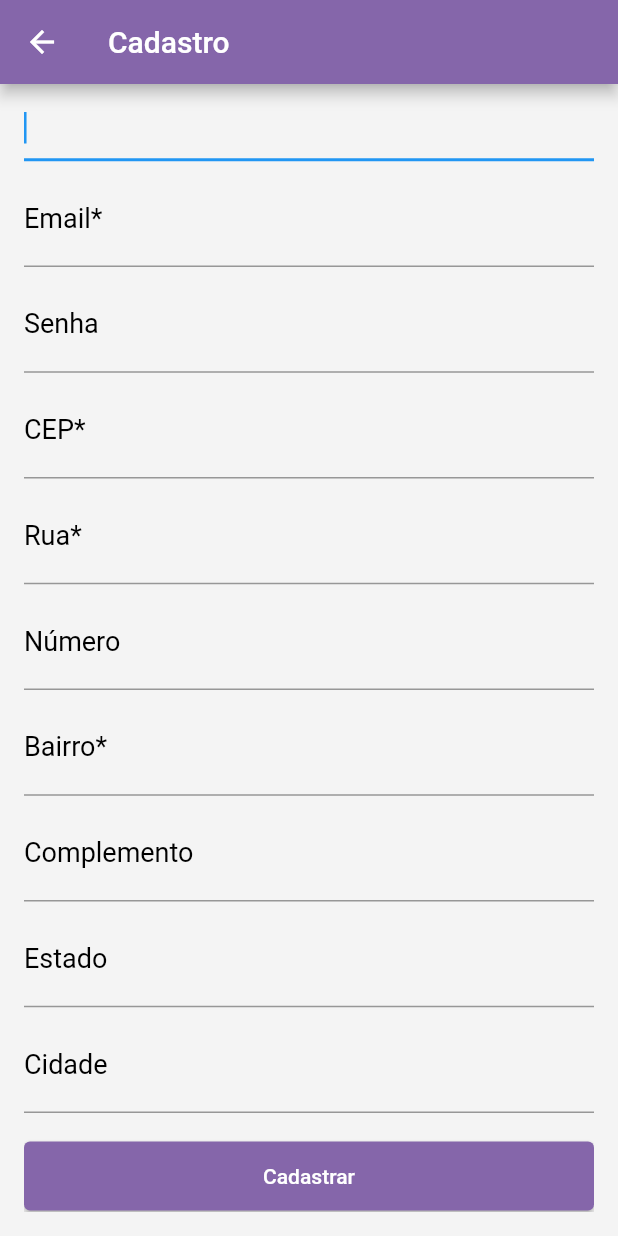
After one commit to marianaalucena/ClubeWinx_frontend, a Flutter app: the PaginaCadastro screen opened directly, scrolled down 102 dp, after a tap on "Cadastrar", on a phone screen of 412 x 824 dp. The commit adds this screen. Run offline on Flutter 3.47's test engine with Material 2 defaults, Android fonts, the phone set to English and light mode, and no system bars.

Commit message:
Iniciando a pagina de Cadastro

```diff
--- /dev/null
+++ b/homemate/lib/PaginaCadastro.dart
@@ -0,0 +1,213 @@
+import 'package:flutter/material.dart';
+
+class PaginaCadastro extends StatefulWidget {
+  @override
+  _PaginaCadastroState createState() => _PaginaCadastroState();
+}
+
+class _PaginaCadastroState extends State<PaginaCadastro> {
+
+  //cria uma chave global que identifica unicamente o Form
+  final _chaveFormulario = GlobalKey<FormState>();
+
+  @override
+  Widget build(BuildContext context) {
+    return Scaffold(
+      backgroundColor: Color.fromRGBO(244, 244, 244, 5),
+      appBar: AppBar(
+        title: Text("Cadastro"),
+        backgroundColor: Color.fromRGBO(133, 102, 170, 4),
+      ),
+      body: Container(
+        padding: EdgeInsets.all(16.0),
+        child: SingleChildScrollView(
+          child: Column(
+            crossAxisAlignment: CrossAxisAlignment.stretch,
+            children: <Widget>[
+              Padding(
+                padding: const EdgeInsets.symmetric(vertical: 20.0),
+                child: RichText(
+                  textAlign: TextAlign.center,
+                  text: TextSpan(
+                    text: 'Home',
+                    style: TextStyle(color: Color.fromRGBO(133, 102, 170, 4), fontSize: 30, fontWeight: FontWeight.bold),
+                    children: <TextSpan>[
+                      TextSpan(text: 'mate', style: TextStyle(fontWeight: FontWeight.bold, color: Color.fromRGBO(142, 198, 197, 4),)),
+                    ],
+                  ),
+                ),
+              ),
+              // CircleAvatar(
+              //   radius: 100,
+              //   backgroundImage: NetworkImage(""),
+              // )
+              Form(
+                key: _chaveFormulario,
+                child: Column(
+                  crossAxisAlignment: CrossAxisAlignment.start,
+                  children: <Widget>[
+                    Padding(
+                      padding: const EdgeInsets.only(bottom: 8.0),
+                      child: TextField(
+                        autofocus: true,
+                        keyboardType: TextInputType.text,
+                        style: TextStyle(
+                            color: Color.fromRGBO(105, 131, 170, 2), fontSize: 18),
+                        decoration: InputDecoration(
+                          labelText: "Nome*",
+                          labelStyle: TextStyle(color: Colors.black),
+                        ),
+                      ),
+                    ),
+                    Padding(
+                      padding: const EdgeInsets.only(bottom: 8.0),
+                      child: TextField(
+                        autofocus: true,
+                        keyboardType: TextInputType.text,
+                        style: TextStyle(
+                            color: Color.fromRGBO(105, 131, 170, 2), fontSize: 18),
+                        decoration: InputDecoration(
+                          labelText: "Email*",
+                          labelStyle: TextStyle(color: Colors.black),
+                        ),
+                      ),
+                    ),
+                    Padding(
+                      padding: const EdgeInsets.only(bottom: 8.0),
+                      child: TextField(
+                        autofocus: true,
+                        obscureText: true,
+                        keyboardType: TextInputType.visiblePassword,
+                        style: TextStyle(
+                            color: Color.fromRGBO(105, 131, 170, 2), fontSize: 18),
+                        decoration: InputDecoration(
+                          labelText: "Senha",
+                          labelStyle: TextStyle(color: Colors.black),
+                        ),
+                      ),
+                    ),
+                    Padding(
+                      padding: const EdgeInsets.only(bottom: 8.0),
+                      child: TextField(
+                        autofocus: true,
+                        keyboardType: TextInputType.visiblePassword,
+                        style: TextStyle(
+                            color: Color.fromRGBO(105, 131, 170, 2), fontSize: 18),
+                        decoration: InputDecoration(
+                          labelText: "CEP*",
+                          labelStyle: TextStyle(color: Colors.black),
+                        ),
+                      ),
+                    ),
+                    Padding(
+                      padding: const EdgeInsets.only(bottom: 8.0),
+                      child: TextField(
+                        autofocus: true,
+                        keyboardType: TextInputType.visiblePassword,
+                        style: TextStyle(
+                            color: Color.fromRGBO(105, 131, 170, 2), fontSize: 18),
+                        decoration: InputDecoration(
+                          labelText: "Rua*",
+                          labelStyle: TextStyle(color: Colors.black),
+                        ),
+                      ),
+                    ),
+                    Padding(
+                      padding: const EdgeInsets.only(bottom: 8.0),
+                      child: TextField(
+                        autofocus: true,
+                        keyboardType: TextInputType.visiblePassword,
+                        style: TextStyle(
+                            color: Color.fromRGBO(105, 131, 170, 2), fontSize: 18),
+                        decoration: InputDecoration(
+                          labelText: "Número",
+                          labelStyle: TextStyle(color: Colors.black),
+                        ),
+                      ),
+                    ),
+                    Padding(
+                      padding: const EdgeInsets.only(bottom: 8.0),
+                      child: TextField(
+                        autofocus: true,
+                        keyboardType: TextInputType.visiblePassword,
+                        style: TextStyle(
+                            color: Color.fromRGBO(105, 131, 170, 2), fontSize: 18),
+                        decoration: InputDecoration(
+                          labelText: "Bairro*",
+                          labelStyle: TextStyle(color: Colors.black),
+                        ),
+                      ),
+                    ),
+                    Padding(
+                      padding: const EdgeInsets.only(bottom: 8.0),
+                      child: TextField(
+                        autofocus: true,
+                        keyboardType: TextInputType.visiblePassword,
+                        style: TextStyle(
+                            color: Color.fromRGBO(105, 131, 170, 2), fontSize: 18),
+                        decoration: InputDecoration(
+                          labelText: "Complemento",
+                          labelStyle: TextStyle(color: Colors.black),
+                        ),
+                      ),
+                    ),
+                    Padding(
+                      padding: const EdgeInsets.only(bottom: 8.0),
+                      child: TextField(
+                        autofocus: true,
+                        keyboardType: TextInputType.visiblePassword,
+                        style: TextStyle(
+                            color: Color.fromRGBO(105, 131, 170, 2), fontSize: 18),
+                        decoration: InputDecoration(
+                          labelText: "Estado",
+                          labelStyle: TextStyle(color: Colors.black),
+                        ),
+                      ),
+                    ),
+                    Padding(
+                      padding: const EdgeInsets.only(bottom: 8.0),
+                      child: TextField(
+                        autofocus: true,
+                        keyboardType: TextInputType.visiblePassword,
+                        style: TextStyle(
+                            color: Color.fromRGBO(105, 131, 170, 2), fontSize: 18),
+                        decoration: InputDecoration(
+                          labelText: "Cidade",
+                          labelStyle: TextStyle(color: Colors.black),
+                        ),
+                      ),
+                    ),
+                    Padding(
+                      padding: const EdgeInsets.only(top: 10.0),
+                      child: Row(
+                        children: [
+                          Expanded(
+                            child: ElevatedButton(
+                              style: ButtonStyle(
+                                backgroundColor: MaterialStateProperty.all<Color>(Color.fromRGBO(133, 102, 170, 4)),
+                              ),
+                              onPressed: () {},
+                              child: Padding(
+                                padding: const EdgeInsets.symmetric(vertical: 15.0),
+                                child: Text("Cadastrar",
+                                  textAlign: TextAlign.center,
+                                  style: TextStyle(
+                                    color: Colors.white,
+                                  ),
+                                ),
+                              ),
+                            ),
+                          ),
+                        ],
+                      ),
+                    )
+                  ],
+                ),
+              ),
+            ],
+          ),
+        ),
+      )
+    );
+  }
+}
--- a/homemate/lib/main.dart
+++ b/homemate/lib/main.dart
@@ -5,6 +5,7 @@ import 'package:flutter/material.dart';
 import 'HomemateSplash.dart';
 import 'LoginPage.dart';
 
+
 void main (){
   runApp(MaterialApp(
     home: HomemateSplash(),
```
Also changed, not shown: homemate/pubspec.lock.
